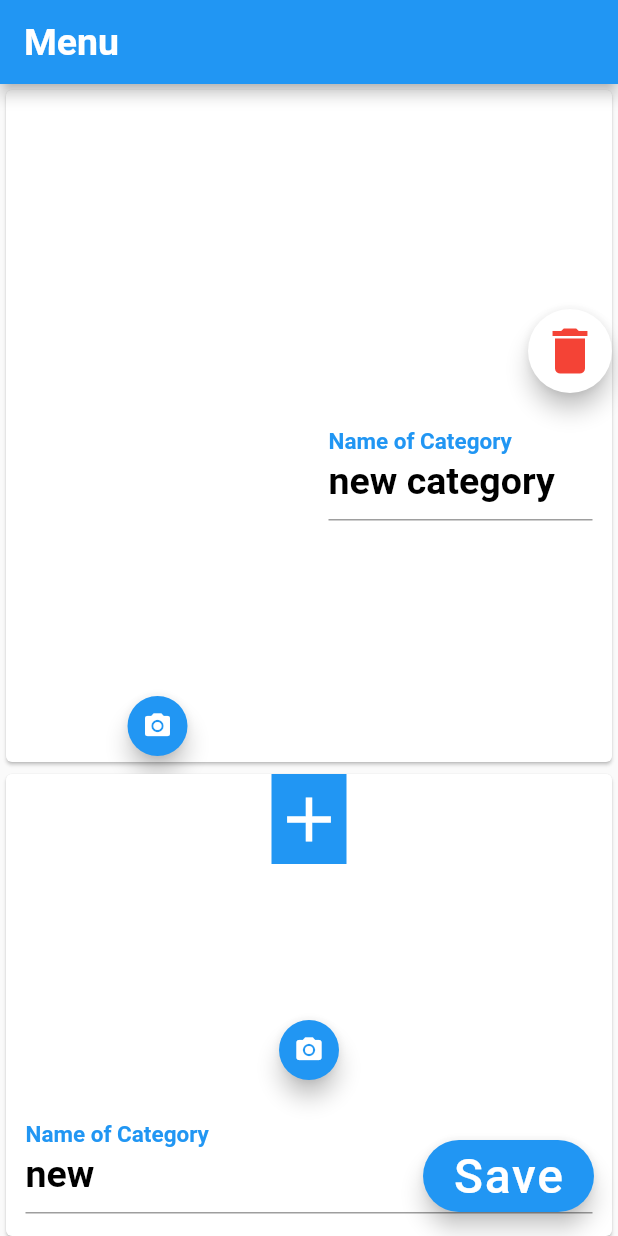
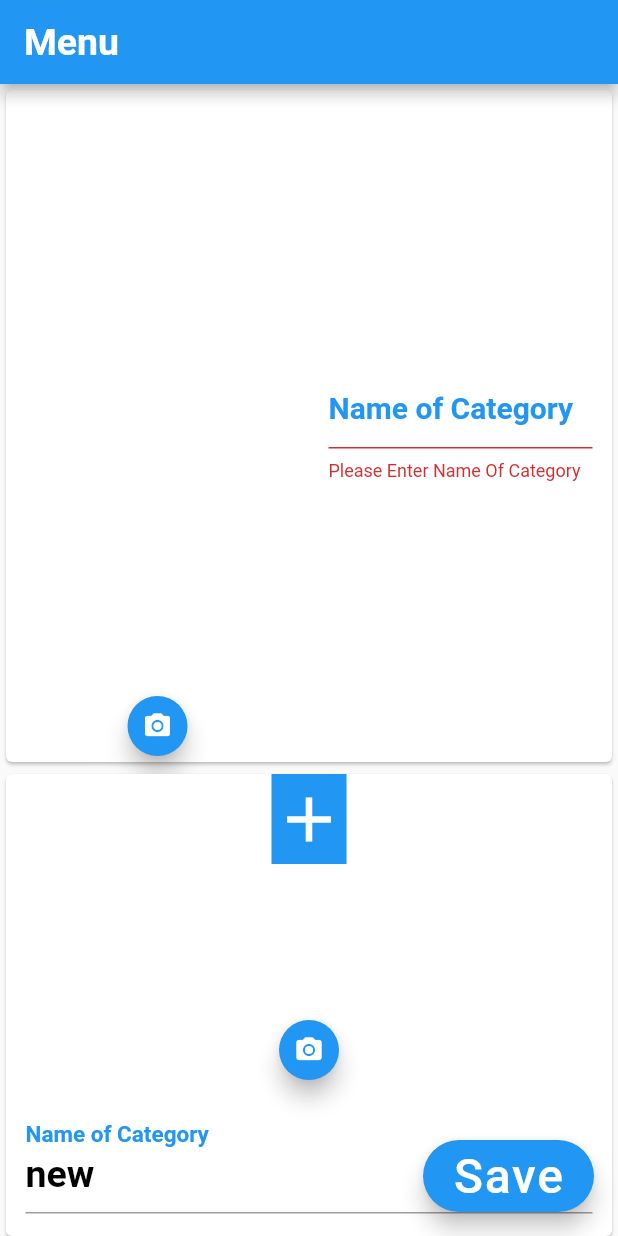
Before and after one commit to fayruozAtef/managerwebapp, a Flutter app: the Categories screen opened directly, after a tap on "Name of Category", after a tap on "Save", on a phone screen of 412 x 824 dp. Run offline on Flutter 3.47's test engine with Material 2 defaults, Android fonts, the phone set to English and light mode, and no system bars; our stand-ins replace barcode_widget, cloud_firestore, file_picker, firebase_auth, firebase_core, firebase_storage and 2 more; missing offline and left inert: dart:html; accounts and stored records are empty.

Commit message:
edit delete button

```diff
--- a/lib/widgets/update_categories.dart
+++ b/lib/widgets/update_categories.dart
@@ -115,7 +115,7 @@ class _CategoriesState extends State<Categories> {
                             Column(children: [
                               Align(
                                 alignment: Alignment.topRight,
-                                child:FloatingActionButton(
+                                child:(imgList[i].isNotEmpty)?FloatingActionButton(
                                   child:Icon(Icons.delete ,color:Colors.red,size:40,),
                                   onPressed: (){
                                     setState(() {
@@ -128,7 +128,7 @@ class _CategoriesState extends State<Categories> {
                                   },
                                   backgroundColor:Colors.white,
                                   mini:false,
-                                ),
+                                ):SizedBox(),
                               ),
                               Container(
                                 height: 100,
@@ -163,7 +163,7 @@ class _CategoriesState extends State<Categories> {
               Card(
                 child:InkWell(onTap: ()async{
                   setState(() {
-                  name.add('new category');
+                  name.add('');
                   imgList.add('');
                   color.add(0);
                   });
@@ -229,7 +229,7 @@ class _CategoriesState extends State<Categories> {
       if (isValid == true) {
         for (int i = 0; i < name.length; i++) {
           if (i >= listid.length) {
-            if (imgList[i] != '' || name[i]!='new category') {
+            if (imgList[i] != '' ) {
               bff.add({"type": name[i], "imagepath": imgList[i]});
             }
           }
--- a/lib/widgets/update_menu.dart
+++ b/lib/widgets/update_menu.dart
@@ -128,7 +128,7 @@ MyAppState({Key? key, required this.title2}) : super();
                           children: [
                             Align(
                               alignment: Alignment.topRight,
-                              child:FloatingActionButton(
+                              child:(imageUrl[i].isNotEmpty)?FloatingActionButton(
                                 child:Icon(Icons.delete ,color:Colors.red,size:40,),
                                 onPressed: (){
                                   setState(() {
@@ -143,7 +143,7 @@ MyAppState({Key? key, required this.title2}) : super();
                                     },
                                 backgroundColor:Colors.white,
                                 mini:false,
-                              ),
+                              ):SizedBox(),
                             ),
                             Container(
                               padding:EdgeInsets.all(13),
```
